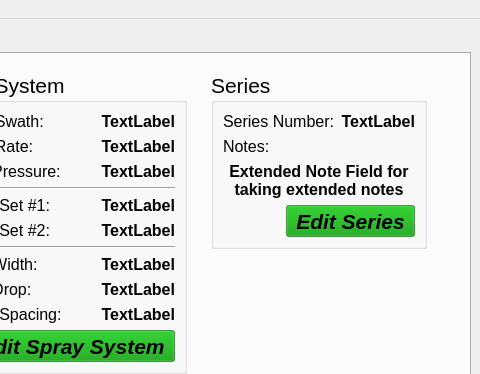
Above: mainWindow.ui from gill14/AccuPatt before the change; both pictures show x 618 to 1098 and y 0 to 374 of the 1098 by 622 pixel window. Below: the same form after it.
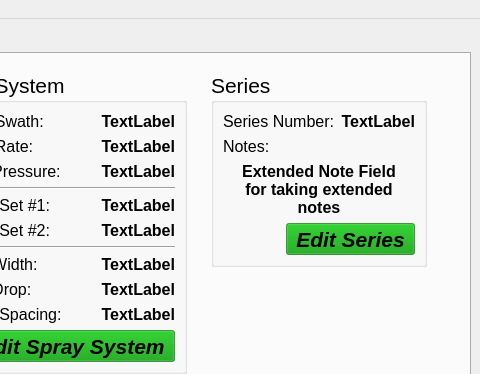
That is the form after the change. Icons and pictures are not drawn. Custom widgets are drawn as their Qt base class.

Commit message: Add validation error popup handlers to spec/ser ui

Diff of the .ui file:
```diff
--- a/mainWindow.ui
+++ b/mainWindow.ui
@@ -1871,6 +1871,12 @@
                     <verstretch>0</verstretch>
                    </sizepolicy>
                   </property>
+                  <property name="maximumSize">
+                   <size>
+                    <width>160</width>
+                    <height>16777215</height>
+                   </size>
+                  </property>
                   <property name="font">
                    <font>
                     <pointsize>12</pointsize>
```
The commit also changes 4 other files.
